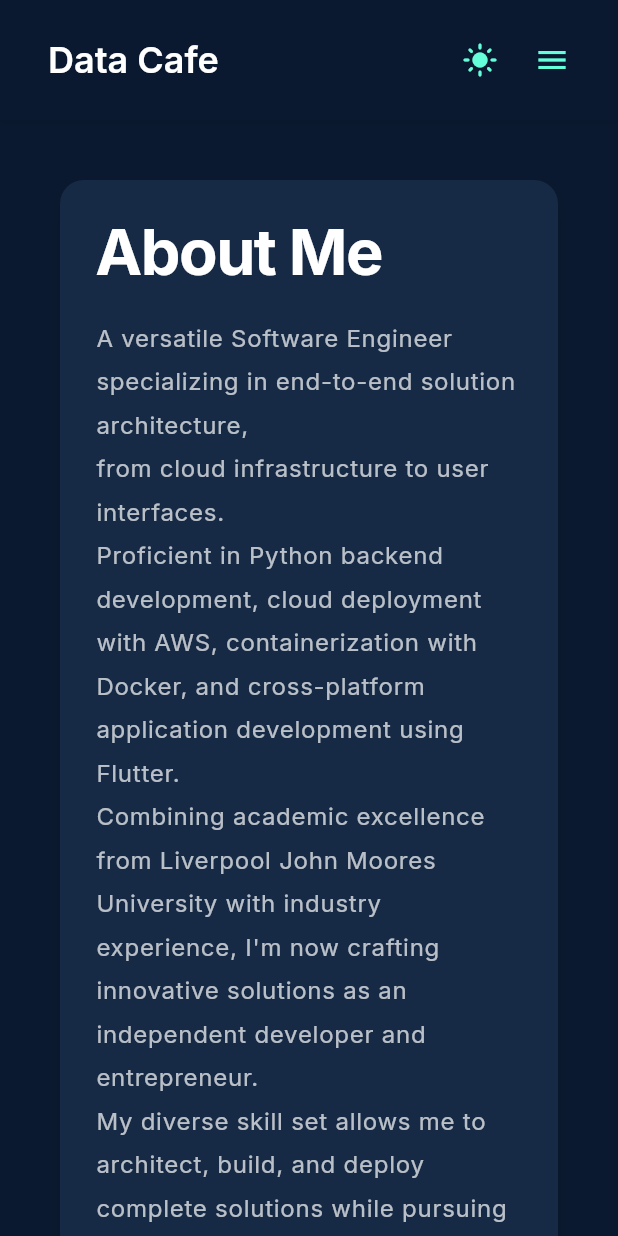
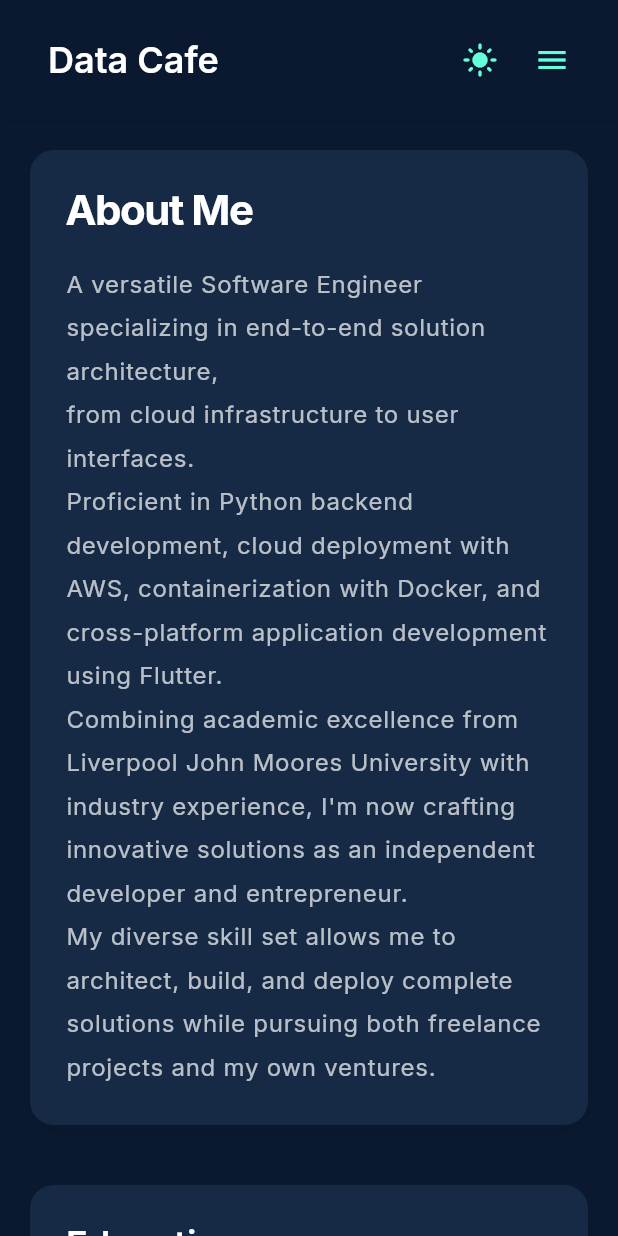
Before and after one commit to rohitk523/Personal-website, a Flutter app: the AboutScreen screen opened by its route, on a phone screen of 412 x 824 dp. Run offline on Flutter 3.47's test engine with Material 3 defaults, Android fonts, the light colour scheme and no system bars; our stand-ins replace animated_text_kit, font_awesome_flutter, google_fonts, shared_preferences; accounts and stored records are empty.

Commit message:
mobile responsive web

```diff
--- a/flutter_portfolio/lib/screens/about_screen.dart
+++ b/flutter_portfolio/lib/screens/about_screen.dart
@@ -2,25 +2,31 @@ import 'package:flutter/material.dart';
 import '../widgets/skill_card.dart';
 import '../utils/constants.dart';
 
-// about_screen.dart
 class AboutScreen extends StatelessWidget {
   @override
   Widget build(BuildContext context) {
-    return Container(
-      padding: EdgeInsets.all(40),
+    final isSmallScreen = MediaQuery.of(context).size.width < 800;
+
+    return SingleChildScrollView(
+      child: Container(
+        padding: EdgeInsets.all(isSmallScreen ? 20 : 40),
         child: Column(
           crossAxisAlignment: CrossAxisAlignment.start,
           children: [
             _buildHeader(context),
             SizedBox(height: 40),
-          _buildMainContent(context),
+            isSmallScreen
+                ? _buildMobileContent(context)
+                : _buildMainContent(context),
           ],
+        ),
       ),
     );
   }
 
   Widget _buildHeader(BuildContext context) {
     return Container(
+      width: double.infinity,
       padding: EdgeInsets.all(24),
       decoration: BoxDecoration(
         color: Theme.of(context).cardColor,
@@ -38,7 +44,9 @@ class AboutScreen extends StatelessWidget {
         children: [
           Text(
             Constants.aboutTitle,
-            style: Theme.of(context).textTheme.displayLarge,
+            style: Theme.of(context).textTheme.displayLarge?.copyWith(
+                  fontSize: MediaQuery.of(context).size.width < 600 ? 28 : 42,
+                ),
           ),
           SizedBox(height: 20),
           Text(
@@ -49,6 +57,16 @@ class AboutScreen extends StatelessWidget {
           ),
         ],
       ),
+    );
+  }
+
+  Widget _buildMobileContent(BuildContext context) {
+    return Column(
+      children: [
+        _buildEducationSection(context),
+        SizedBox(height: 40),
+        _buildSkillsSection(context),
+      ],
     );
   }
 
@@ -220,22 +238,13 @@ class AboutScreen extends StatelessWidget {
             spacing: 12,
             runSpacing: 12,
             children: [
-              // Backend Development
               SkillCard(skill: 'Python', progress: 0.8),
               SkillCard(skill: 'FastAPI', progress: 0.8),
-
-              // Frontend Development
               SkillCard(skill: 'Flutter', progress: 0.6),
-
-              // Cloud & DevOps
               SkillCard(skill: 'AWS', progress: 0.7),
               SkillCard(skill: 'Docker', progress: 0.8),
               SkillCard(skill: 'GitHub Actions', progress: 0.9),
-
-              // Databases
               SkillCard(skill: 'PostgreSQL', progress: 0.85),
-
-              // Tools & Others
               SkillCard(skill: 'Git', progress: 0.7),
             ],
           ),
```
Also changed, not shown: flutter_portfolio/lib/screens/home_screen.dart (+25 -9 lines). Lines whose indentation alone changed are shown as unchanged.
